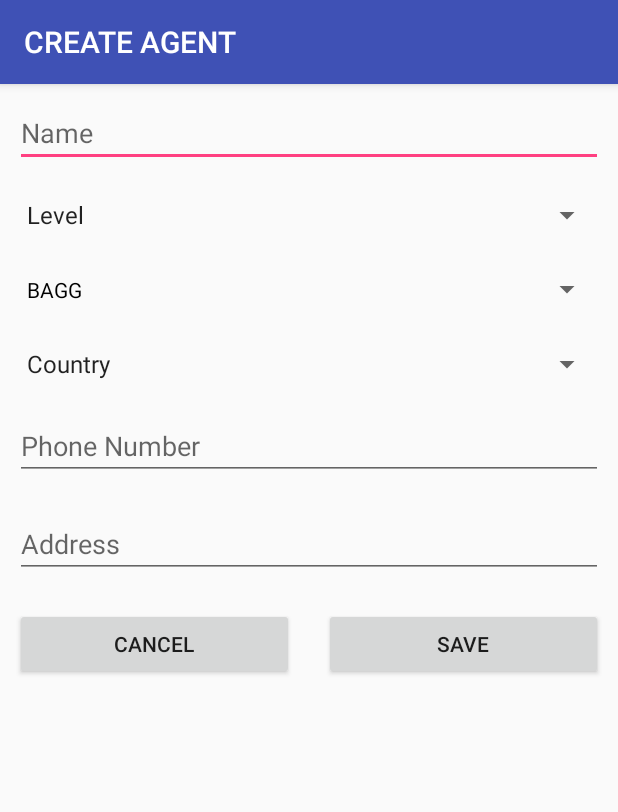
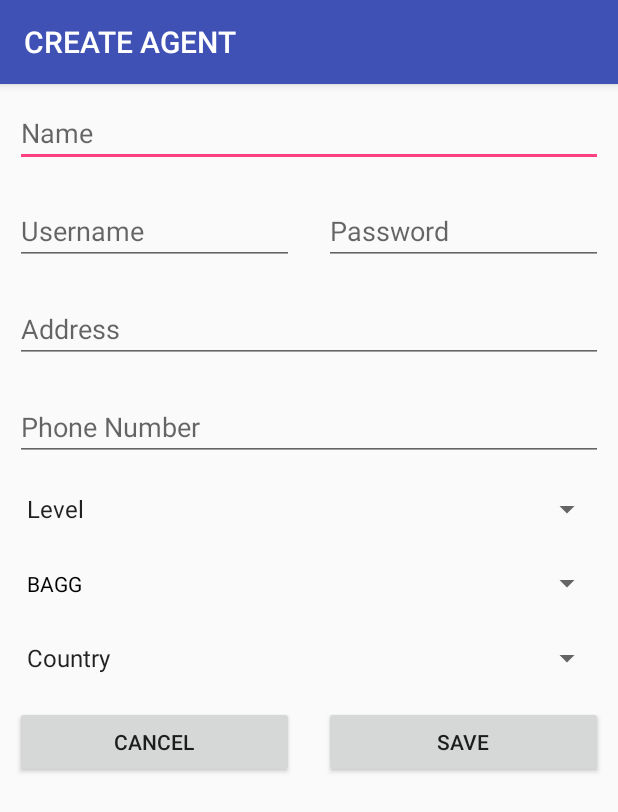
Before and after one commit to alfredofernandes/android-Agents, an Android app: the CreateAgentActivity screen opened directly, with no data from a screen before it, on a phone screen of 412 x 824 dp. Shown: the top 812 px of the screen. Run offline under Robolectric (Android 15) with nearby library versions, the phone set to English and light mode, and no system bars.

Commit message:
- Update CreateAgentActivity added Username and Password

```diff
--- a/Agents/app/src/main/java/com/example/alfredorfernandes/agents/activities/CreateAgentActivity.java
+++ b/Agents/app/src/main/java/com/example/alfredorfernandes/agents/activities/CreateAgentActivity.java
@@ -19,7 +19,7 @@ import com.example.alfredorfernandes.agents.model.Agent;
 
 import java.util.List;
 
-public class CreateAgentActivity extends AppCompatActivity {
+public class    CreateAgentActivity extends AppCompatActivity {
 
     private AgentHelper helper;
     private ArrayAdapter<CharSequence> adapter;
--- a/Agents/app/src/main/java/com/example/alfredorfernandes/agents/helper/AgentHelper.java
+++ b/Agents/app/src/main/java/com/example/alfredorfernandes/agents/helper/AgentHelper.java
@@ -16,6 +16,8 @@ public class AgentHelper {
     private final Spinner fieldCountry;
     private final EditText fieldPhoneNumber;
     private final EditText fieldAddress;
+    private final EditText fieldUsername;
+    private final EditText fieldPassword;
 
     public AgentHelper (CreateAgentActivity activity) {
 
@@ -25,10 +27,12 @@ public class AgentHelper {
         fieldCountry = (Spinner) activity.findViewById(R.id.create_agent_country);
         fieldPhoneNumber = (EditText) activity.findViewById(R.id.create_agent_phone_number);
         fieldAddress = (EditText) activity.findViewById(R.id.create_agent_address);
-
+        fieldUsername = (EditText) activity.findViewById(R.id.create_agent_username);
+        fieldPassword = (EditText) activity.findViewById(R.id.create_agent_password);
     }
 
     public Agent helperAgent() {
+
         Agent agent = new Agent();
 
         agent.setName(fieldName.getText().toString());
@@ -40,9 +44,9 @@ public class AgentHelper {
         agent.setCountry(fieldCountry.getSelectedItem().toString());
         agent.setPhone(fieldPhoneNumber.getText().toString());
         agent.setAddress(fieldAddress.getText().toString());
+        agent.setUsername(fieldUsername.getText().toString());
+        agent.setPassword(fieldPassword.getText().toString());
 
         return agent;
     }
-
-
 }
--- a/Agents/app/src/main/res/layout/activity_create_agent.xml
+++ b/Agents/app/src/main/res/layout/activity_create_agent.xml
@@ -14,6 +14,52 @@
             android:layout_margin="10dp"
             android:hint="Name"
             android:inputType="text"
+            android:maxLines="1" />
+
+
+        <LinearLayout
+            android:layout_width="match_parent"
+            android:layout_height="wrap_content"
+            android:orientation="horizontal">
+
+            <EditText
+                android:id="@+id/create_agent_username"
+                android:layout_width="0dp"
+                android:layout_height="wrap_content"
+                android:layout_margin="10dp"
+                android:layout_weight="1"
+                android:hint="Username"
+                android:inputType="text"
+                android:maxLines="1" />
+
+            <EditText
+                android:id="@+id/create_agent_password"
+                android:layout_width="0dp"
+                android:layout_height="wrap_content"
+                android:layout_margin="10dp"
+                android:layout_weight="1"
+                android:hint="Password"
+                android:inputType="textPassword"
+                android:maxLines="1" />
+
+        </LinearLayout>
+
+        <EditText
+            android:id="@+id/create_agent_address"
+            android:layout_width="match_parent"
+            android:layout_height="wrap_content"
+            android:layout_margin="10dp"
+            android:hint="Address"
+            android:inputType="text"
+            android:maxLines="1" />
+
+        <EditText
+            android:id="@+id/create_agent_phone_number"
+            android:layout_width="match_parent"
+            android:layout_height="wrap_content"
+            android:layout_margin="10dp"
+            android:hint="Phone Number"
+            android:inputType="phone"
             android:maxLines="1" />
 
         <Spinner
@@ -33,24 +79,6 @@
             android:layout_width="fill_parent"
             android:layout_height="wrap_content"
             android:layout_margin="10dp" />
-
-        <EditText
-            android:id="@+id/create_agent_phone_number"
-            android:layout_width="match_parent"
-            android:layout_height="wrap_content"
-            android:layout_margin="10dp"
-            android:hint="Phone Number"
-            android:inputType="phone"
-            android:maxLines="1" />
-
-        <EditText
-            android:id="@+id/create_agent_address"
-            android:layout_width="match_parent"
-            android:layout_height="wrap_content"
-            android:layout_margin="10dp"
-            android:hint="Address"
-            android:inputType="text"
-            android:maxLines="1" />
 
         <LinearLayout
             android:layout_width="match_parent"
```
